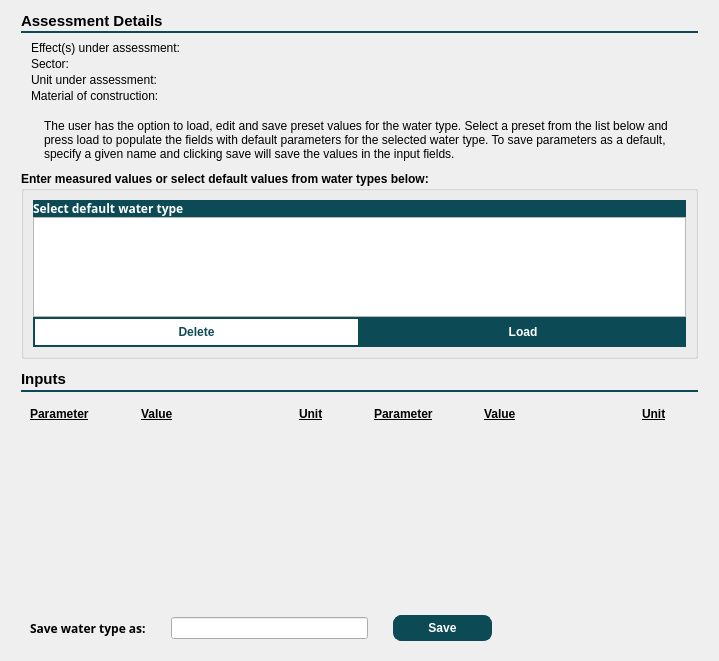
Above: src/main/resources/base/New_UI/parameterInputs.ui from ChiromboKenT/Industrial-Water-Quality-Guidelines-DSS before the change. Below: the same form after it.
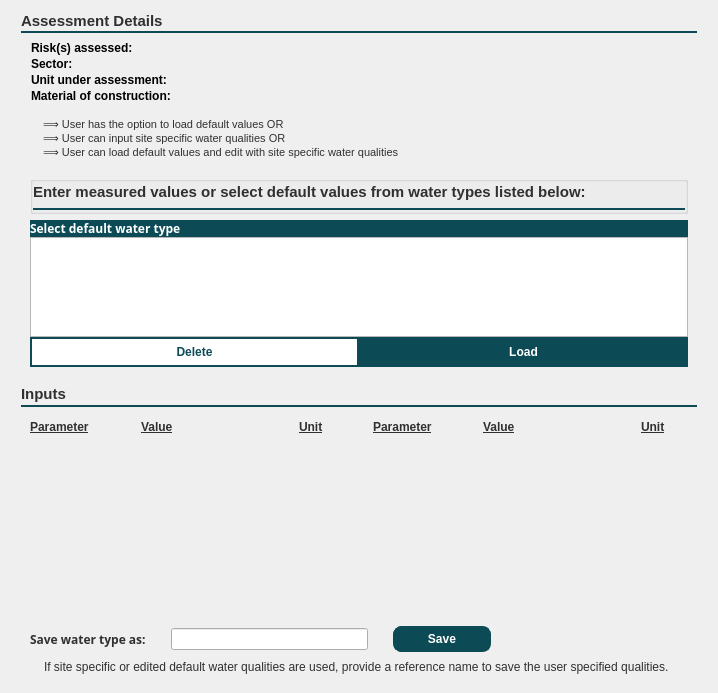
That is the form after the change. Icons and pictures are not drawn.

Diff of the .ui file:
```diff
--- a/src/main/resources/base/New_UI/parameterInputs.ui
+++ b/src/main/resources/base/New_UI/parameterInputs.ui
@@ -6,8 +6,8 @@
    <rect>
     <x>0</x>
     <y>0</y>
-    <width>719</width>
-    <height>661</height>
+    <width>718</width>
+    <height>693</height>
    </rect>
   </property>
   <property name="windowTitle">
@@ -95,6 +95,9 @@
                 <bold>true</bold>
                </font>
               </property>
+              <property name="styleSheet">
+               <string notr="true">color:rgb(48, 48, 48)</string>
+              </property>
               <property name="text">
                <string>Assessment Details</string>
               </property>
@@ -138,7 +141,7 @@
       <item>
        <layout class="QVBoxLayout" name="verticalLayout_2" stretch="0,0,0,0,3">
         <property name="spacing">
-         <number>10</number>
+         <number>8</number>
         </property>
         <item>
          <widget class="QFrame" name="frame_2">
@@ -191,12 +194,12 @@
                 <font>
                  <family>Yu Gothic UI</family>
                  <pointsize>9</pointsize>
-                 <weight>50</weight>
-                 <bold>false</bold>
+                 <weight>75</weight>
+                 <bold>true</bold>
                 </font>
                </property>
                <property name="text">
-                <string>Effect(s) under assessment:</string>
+                <string>Risk(s) assessed:</string>
                </property>
               </widget>
              </item>
@@ -230,8 +233,8 @@
                 <font>
                  <family>Yu Gothic UI</family>
                  <pointsize>9</pointsize>
-                 <weight>50</weight>
-                 <bold>false</bold>
+                 <weight>75</weight>
+                 <bold>true</bold>
                 </font>
                </property>
                <property name="text">
@@ -284,8 +287,8 @@
                 <font>
                  <family>Yu Gothic UI</family>
                  <pointsize>9</pointsize>
-                 <weight>50</weight>
-                 <bold>false</bold>
+                 <weight>75</weight>
+                 <bold>true</bold>
                 </font>
                </property>
                <property name="text">
@@ -338,8 +341,8 @@
                 <font>
                  <family>Yu Gothic UI</family>
                  <pointsize>9</pointsize>
-                 <weight>50</weight>
-                 <bold>false</bold>
+                 <weight>75</weight>
+                 <bold>true</bold>
                 </font>
                </property>
                <property name="text">
@@ -418,7 +421,13 @@
         </item>
         <item>
          <widget class="QFrame" name="frame_4">
-          <layout class="QHBoxLayout" name="horizontalLayout" stretch="0,1">
+          <property name="font">
+           <font>
+            <family>Yu Gothic UI</family>
+            <pointsize>8</pointsize>
+           </font>
+          </property>
+          <layout class="QHBoxLayout" name="horizontalLayout" stretch="0,1,0">
            <property name="leftMargin">
             <number>10</number>
            </property>
@@ -435,8 +444,8 @@
             <widget class="QLabel" name="label_9">
              <property name="maximumSize">
               <size>
-               <width>32</width>
-               <height>32</height>
+               <width>48</width>
+               <height>48</height>
               </size>
              </property>
              <property name="text">
@@ -452,8 +461,22 @@
            </item>
            <item>
             <widget class="QLabel" name="label_10">
+             <property name="maximumSize">
+              <size>
+               <width>575</width>
+               <height>16777215</height>
+              </size>
+             </property>
+             <property name="font">
+              <font>
+               <pointsize>-1</pointsize>
+              </font>
+             </property>
+             <property name="styleSheet">
+              <string notr="true">color:rgb(48, 48, 48);font-size:11px</string>
+             </property>
              <property name="text">
-              <string>The user has the option to load, edit and save preset values for the water type. Select a preset from the list below and press load to populate the fields with default parameters for the selected water type. To save parameters as a default, specify a given name and clicking save will save the values in the input fields.</string>
+              <string>&lt;html&gt;&lt;head/&gt;&lt;body&gt;&lt;ul type=&quot;circle&quot; style=&quot;margin-top: 0px; margin-bottom: 0px; margin-left: 0px; margin-right: 0px; -qt-list-indent: 0&quot;&gt;&lt;li style=&quot;font-size:11px&quot;&gt;&amp;#10233; User has the option to load default values OR&lt;/li&gt;&lt;li style=&quot;font-size:11px&quot;&gt;&amp;#10233; User can input site specific water qualities OR&lt;/li&gt;&lt;li style=&quot;font-size:11px&quot;&gt;&amp;#10233; User can load default values and edit with site specific water qualities&lt;/li&gt;&lt;/ul&gt;&lt;/body&gt;&lt;/html&gt;</string>
              </property>
              <property name="alignment">
               <set>Qt::AlignLeading|Qt::AlignLeft|Qt::AlignVCenter</set>
@@ -466,11 +489,24 @@
              </property>
             </widget>
            </item>
+           <item>
+            <spacer name="horizontalSpacer_6">
+             <property name="orientation">
+              <enum>Qt::Horizontal</enum>
+             </property>
+             <property name="sizeHint" stdset="0">
+              <size>
+               <width>40</width>
+               <height>20</height>
+              </size>
+             </property>
+            </spacer>
+           </item>
           </layout>
          </widget>
         </item>
         <item>
-         <widget class="QGroupBox" name="groupBox">
+         <widget class="QFrame" name="frame">
           <property name="minimumSize">
            <size>
             <width>250</width>
@@ -491,19 +527,95 @@
             <bold>true</bold>
            </font>
           </property>
-          <property name="title">
-           <string>Enter measured values or select default values from water types below:</string>
-          </property>
-          <property name="alignment">
-           <set>Qt::AlignLeading|Qt::AlignLeft|Qt::AlignTop</set>
+          <property name="styleSheet">
+           <string notr="true">color:rgb(48, 48, 48)</string>
           </property>
           <layout class="QVBoxLayout" name="verticalLayout_3">
            <item>
-            <layout class="QHBoxLayout" name="horizontalLayout_5">
-             <property name="spacing">
-              <number>6</number>
-             </property>
-            </layout>
+            <widget class="QGroupBox" name="groupBox">
+             <layout class="QVBoxLayout" name="verticalLayout_10" stretch="0,1">
+              <property name="leftMargin">
+               <number>0</number>
+              </property>
+              <property name="topMargin">
+               <number>0</number>
+              </property>
+              <property name="rightMargin">
+               <number>0</number>
+              </property>
+              <property name="bottomMargin">
+               <number>0</number>
+              </property>
+              <item>
+               <widget class="QFrame" name="frame_8">
+                <property name="frameShadow">
+                 <enum>QFrame::Plain</enum>
+                </property>
+                <layout class="QHBoxLayout" name="horizontalLayout_10" stretch="0,1">
+                 <property name="leftMargin">
+                  <number>0</number>
+                 </property>
+                 <property name="topMargin">
+                  <number>0</number>
+                 </property>
+                 <property name="rightMargin">
+                  <number>0</number>
+                 </property>
+                 <property name="bottomMargin">
+                  <number>0</number>
+                 </property>
+                 <item>
+                  <widget class="QLabel" name="label_15">
+                   <property name="font">
+                    <font>
+                     <family>Yu Gothic UI</family>
+                     <pointsize>11</pointsize>
+                     <weight>75</weight>
+                     <bold>true</bold>
+                    </font>
+                   </property>
+                   <property name="styleSheet">
+                    <string notr="true">color:rgb(48, 48, 48)</string>
+                   </property>
+                   <property name="text">
+                    <string>Enter measured values or select default values from water types listed below:</string>
+                   </property>
+                  </widget>
+                 </item>
+                 <item>
+                  <spacer name="horizontalSpacer_7">
+                   <property name="orientation">
+                    <enum>Qt::Horizontal</enum>
+                   </property>
+                   <property name="sizeHint" stdset="0">
+                    <size>
+                     <width>667</width>
+                     <height>20</height>
+                    </size>
+                   </property>
+                  </spacer>
+                 </item>
+                </layout>
+               </widget>
+              </item>
+              <item>
+               <widget class="Line" name="line_4">
+                <property name="styleSheet">
+                 <string notr="true">color: rgb(12, 75, 85);</string>
+                </property>
+                <property name="frameShadow">
+                 <enum>QFrame::Plain</enum>
+                </property>
+                <property name="lineWidth">
+                 <number>2</number>
+                </property>
+                <property name="orientation">
+                 <enum>Qt::Horizontal</enum>
+                </property>
+               </widget>
+              </item>
+             </layout>
+            </widget>
            </item>
            <item>
             <layout class="QVBoxLayout" name="verticalLayout_4" stretch="2">
@@ -675,6 +787,9 @@
                   <bold>true</bold>
                  </font>
                 </property>
+                <property name="styleSheet">
+                 <string notr="true">color:rgb(48, 48, 48)</string>
+                </property>
                 <property name="text">
                  <string>Inputs</string>
                 </property>
@@ -717,7 +832,7 @@
         </item>
         <item>
          <widget class="QFrame" name="vertLayoutInputs">
-          <layout class="QVBoxLayout" name="verticalLayout">
+          <layout class="QVBoxLayout" name="verticalLayout" stretch="0,1,0,0">
            <property name="spacing">
             <number>7</number>
            </property>
@@ -731,7 +846,7 @@
             <number>0</number>
            </property>
            <property name="bottomMargin">
-            <number>0</number>
+            <number>4</number>
            </property>
            <item>
             <widget class="QFrame" name="frame_3">
@@ -792,6 +907,9 @@
                     <underline>true</underline>
                    </font>
                   </property>
+                  <property name="styleSheet">
+                   <string notr="true">color:rgb(48, 48, 48)</string>
+                  </property>
                   <property name="text">
                    <string>Parameter</string>
                   </property>
@@ -816,6 +934,9 @@
                     <underline>true</underline>
                    </font>
                   </property>
+                  <property name="styleSheet">
+                   <string notr="true">color:rgb(48, 48, 48)</string>
+                  </property>
                   <property name="text">
                    <string>Unit</string>
                   </property>
@@ -840,6 +961,9 @@
                     <underline>true</underline>
                    </font>
                   </property>
+                  <property name="styleSheet">
+                   <string notr="true">color:rgb(48, 48, 48)</string>
+                  </property>
                   <property name="text">
                    <string>Value</string>
                   </property>
@@ -895,6 +1019,9 @@
                     <underline>true</underline>
                    </font>
                   </property>
+                  <property name="styleSheet">
+                   <string notr="true">color:rgb(48, 48, 48)</string>
+                  </property>
                   <property name="text">
                    <string>Value</string>
                   </property>
@@ -925,6 +1052,9 @@
                     <underline>true</underline>
                    </font>
                   </property>
+                  <property name="styleSheet">
+                   <string notr="true">color:rgb(48, 48, 48)</string>
+                  </property>
                   <property name="text">
                    <string>Parameter</string>
                   </property>
@@ -949,6 +1079,9 @@
                     <underline>true</underline>
                    </font>
                   </property>
+                  <property name="styleSheet">
+                   <string notr="true">color:rgb(48, 48, 48)</string>
+                  </property>
                   <property name="text">
                    <string>Unit</string>
                   </property>
@@ -973,7 +1106,7 @@
              <property name="sizeHint" stdset="0">
               <size>
                <width>20</width>
-               <height>20</height>
+               <height>10</height>
               </size>
              </property>
             </spacer>
@@ -984,6 +1117,9 @@
               <property name="spacing">
                <number>25</number>
               </property>
+              <property name="bottomMargin">
+               <number>1</number>
+              </property>
               <item>
                <widget class="QLabel" name="configurationNameLabel">
                 <property name="font">
@@ -994,6 +1130,9 @@
                   <bold>true</bold>
                  </font>
                 </property>
+                <property name="styleSheet">
+                 <string notr="true">color:rgb(48, 48, 48)</string>
+                </property>
                 <property name="text">
                  <string>Save water type as:</string>
                 </property>
@@ -1006,6 +1145,9 @@
                   <pointsize>9</pointsize>
                  </font>
                 </property>
+                <property name="styleSheet">
+                 <string notr="true">color:rgb(48, 48, 48)</string>
+                </property>
                </widget>
               </item>
               <item>
@@ -1046,6 +1188,79 @@
              </layout>
             </widget>
            </item>
+           <item>
+            <widget class="QFrame" name="frame_7">
+             <property name="frameShape">
+              <enum>QFrame::NoFrame</enum>
+             </property>
+             <property name="frameShadow">
+              <enum>QFrame::Raised</enum>
+             </property>
+             <layout class="QHBoxLayout" name="horizontalLayout_2" stretch="0,2">
+              <property name="leftMargin">
+               <number>10</number>
+              </property>
+              <property name="topMargin">
+               <number>0</number>
+              </property>
+              <property name="rightMargin">
+               <number>10</number>
+              </property>
+              <property name="bottomMargin">
+               <number>4</number>
+              </property>
+              <item>
+               <widget class="QLabel" name="label_14">
+                <property name="maximumSize">
+                 <size>
+                  <width>32</width>
+                  <height>32</height>
+                 </size>
+                </property>
+                <property name="text">
+                 <string/>
+                </property>
+                <property name="pixmap">
+                 <pixmap>../Images/info-a.png</pixmap>
+                </property>
+                <property name="scaledContents">
+                 <bool>true</bool>
+                </property>
+               </widget>
+              </item>
+              <item>
+               <widget class="QLabel" name="label_13">
+                <property name="maximumSize">
+                 <size>
+                  <width>167453</width>
+                  <height>16777215</height>
+                 </size>
+                </property>
+                <property name="font">
+                 <font>
+                  <family>Yu Gothic UI</family>
+                 </font>
+                </property>
+                <property name="styleSheet">
+                 <string notr="true">color:rgb(48, 48, 48)</string>
+                </property>
+                <property name="text">
+                 <string>If site specific or edited default water qualities are used, provide a reference name to save the user specified qualities.</string>
+                </property>
+                <property name="alignment">
+                 <set>Qt::AlignLeading|Qt::AlignLeft|Qt::AlignVCenter</set>
+                </property>
+                <property name="wordWrap">
+                 <bool>true</bool>
+                </property>
+                <property name="margin">
+                 <number>5</number>
+                </property>
+               </widget>
+              </item>
+             </layout>
+            </widget>
+           </item>
           </layout>
          </widget>
         </item>
```
